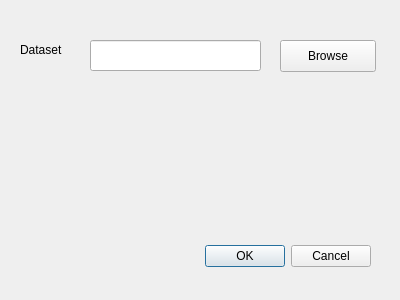
Above: extract_centroid_dialog_base.ui from erick-otenyo/extract-centroid before the change. Below: the same form after it.
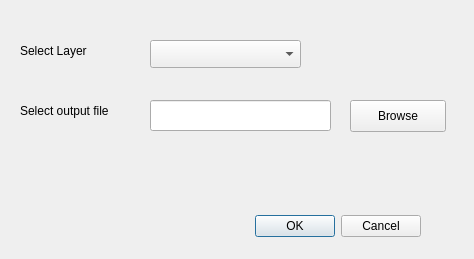
That is the form after the change.

Commit message: add logic to calculate centroid

Patch:
```diff
--- a/extract_centroid_dialog_base.ui
+++ b/extract_centroid_dialog_base.ui
@@ -6,8 +6,8 @@
    <rect>
     <x>0</x>
     <y>0</y>
-    <width>400</width>
-    <height>300</height>
+    <width>474</width>
+    <height>259</height>
    </rect>
   </property>
   <property name="windowTitle">
@@ -16,8 +16,8 @@
   <widget class="QDialogButtonBox" name="button_box">
    <property name="geometry">
     <rect>
-     <x>30</x>
-     <y>240</y>
+     <x>80</x>
+     <y>210</y>
      <width>341</width>
      <height>32</height>
     </rect>
@@ -34,20 +34,43 @@
     <rect>
      <x>20</x>
      <y>40</y>
-     <width>65</width>
-     <height>20</height>
+     <width>101</width>
+     <height>21</height>
     </rect>
    </property>
    <property name="text">
-    <string>Dataset</string>
+    <string>Select Layer</string>
+   </property>
+  </widget>
+  <widget class="QComboBox" name="comboBox">
+   <property name="geometry">
+    <rect>
+     <x>150</x>
+     <y>40</y>
+     <width>151</width>
+     <height>28</height>
+    </rect>
+   </property>
+  </widget>
+  <widget class="QLabel" name="label_2">
+   <property name="geometry">
+    <rect>
+     <x>20</x>
+     <y>100</y>
+     <width>121</width>
+     <height>21</height>
+    </rect>
+   </property>
+   <property name="text">
+    <string>Select output file</string>
    </property>
   </widget>
   <widget class="QLineEdit" name="lineEdit">
    <property name="geometry">
     <rect>
-     <x>90</x>
-     <y>40</y>
-     <width>171</width>
+     <x>150</x>
+     <y>100</y>
+     <width>181</width>
      <height>31</height>
     </rect>
    </property>
@@ -55,8 +78,8 @@
   <widget class="QPushButton" name="pushButton">
    <property name="geometry">
     <rect>
-     <x>280</x>
-     <y>40</y>
+     <x>350</x>
+     <y>100</y>
      <width>96</width>
      <height>32</height>
     </rect>
```
Left out of the diff: 6 changed lines with no effect on the pictures. The commit also changes 34 other files.
